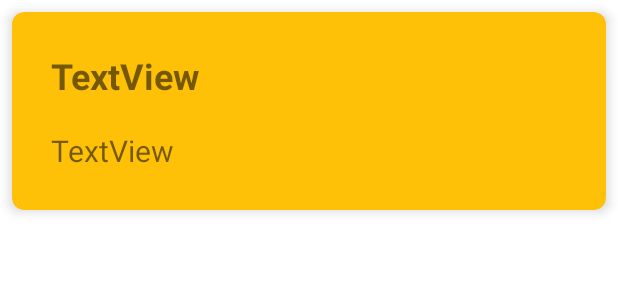
After one commit to MarkelCareaga/MerakiApp, an Android app: the layout caht_item.xml on its own in the app's theme, with its tools: preview values and no code run, on a phone screen of 412 x 824 dp. The commit adds this screen. Shown: the top 300 px of the screen. Run offline under Robolectric (Android 15) with nearby library versions, the phone set to English and light mode, and no system bars; Roboto replaces fonts that are not available here.

Commit message:
item de chat

```diff
--- /dev/null
+++ b/app/src/main/res/layout-sw600dp/caht_item.xml
@@ -0,0 +1,55 @@
+<?xml version="1.0" encoding="utf-8"?>
+<androidx.cardview.widget.CardView xmlns:android="http://schemas.android.com/apk/res/android"
+    xmlns:app="http://schemas.android.com/apk/res-auto"
+    xmlns:tools="http://schemas.android.com/tools"
+    android:id="@+id/cardView"
+    android:layout_width="match_parent"
+    android:layout_height="wrap_content"
+    android:layout_margin="8dp"
+    app:cardBackgroundColor="#FFC107"
+    app:cardCornerRadius="8dp"
+    app:cardElevation="5dp"
+    app:cardMaxElevation="7dp"
+    app:contentPadding="6dp">
+
+    <androidx.constraintlayout.widget.ConstraintLayout
+        android:layout_width="match_parent"
+        android:layout_height="match_parent">
+
+        <androidx.constraintlayout.widget.ConstraintLayout
+            android:layout_width="match_parent"
+            android:layout_height="wrap_content"
+            app:layout_constraintEnd_toEndOf="parent"
+            app:layout_constraintStart_toStartOf="parent"
+            app:layout_constraintTop_toTopOf="parent">
+
+            <TextView
+                android:id="@+id/nombreUsuario"
+                android:layout_width="wrap_content"
+                android:layout_height="wrap_content"
+                android:layout_marginStart="20dp"
+                android:layout_marginTop="20dp"
+                android:layout_marginBottom="20dp"
+                android:text="TextView"
+                android:textSize="48sp"
+                android:textStyle="bold"
+                app:layout_constraintBottom_toTopOf="@+id/mensaje"
+                app:layout_constraintStart_toStartOf="parent"
+                app:layout_constraintTop_toTopOf="parent" />
+
+            <TextView
+                android:id="@+id/mensaje"
+                android:layout_width="0dp"
+                android:layout_height="wrap_content"
+                android:layout_marginStart="20dp"
+                android:layout_marginEnd="20dp"
+                android:layout_marginBottom="20dp"
+                android:text="TextView"
+                android:textSize="34sp"
+                app:layout_constraintBottom_toBottomOf="parent"
+                app:layout_constraintEnd_toEndOf="parent"
+                app:layout_constraintStart_toStartOf="parent" />
+
+        </androidx.constraintlayout.widget.ConstraintLayout>
+    </androidx.constraintlayout.widget.ConstraintLayout>
+</androidx.cardview.widget.CardView>
--- /dev/null
+++ b/app/src/main/res/layout/caht_item.xml
@@ -0,0 +1,55 @@
+<?xml version="1.0" encoding="utf-8"?>
+<androidx.cardview.widget.CardView xmlns:android="http://schemas.android.com/apk/res/android"
+    xmlns:app="http://schemas.android.com/apk/res-auto"
+    xmlns:tools="http://schemas.android.com/tools"
+    android:id="@+id/cardView"
+    android:layout_width="match_parent"
+    android:layout_height="wrap_content"
+    android:layout_margin="8dp"
+    app:cardBackgroundColor="#FFC107"
+    app:cardCornerRadius="8dp"
+    app:cardElevation="5dp"
+    app:cardMaxElevation="7dp"
+    app:contentPadding="6dp">
+
+    <androidx.constraintlayout.widget.ConstraintLayout
+        android:layout_width="match_parent"
+        android:layout_height="match_parent">
+
+        <androidx.constraintlayout.widget.ConstraintLayout
+            android:layout_width="match_parent"
+            android:layout_height="wrap_content"
+            app:layout_constraintEnd_toEndOf="parent"
+            app:layout_constraintStart_toStartOf="parent"
+            app:layout_constraintTop_toTopOf="parent">
+
+            <TextView
+                android:id="@+id/nombreUsuario"
+                android:layout_width="wrap_content"
+                android:layout_height="wrap_content"
+                android:layout_marginStart="20dp"
+                android:layout_marginTop="20dp"
+                android:layout_marginBottom="20dp"
+                android:text="TextView"
+                android:textSize="24sp"
+                android:textStyle="bold"
+                app:layout_constraintBottom_toTopOf="@+id/mensaje"
+                app:layout_constraintStart_toStartOf="parent"
+                app:layout_constraintTop_toTopOf="parent" />
+
+            <TextView
+                android:id="@+id/mensaje"
+                android:layout_width="0dp"
+                android:layout_height="wrap_content"
+                android:layout_marginStart="20dp"
+                android:layout_marginEnd="20dp"
+                android:layout_marginBottom="20dp"
+                android:text="TextView"
+                android:textSize="20sp"
+                app:layout_constraintBottom_toBottomOf="parent"
+                app:layout_constraintEnd_toEndOf="parent"
+                app:layout_constraintStart_toStartOf="parent" />
+
+        </androidx.constraintlayout.widget.ConstraintLayout>
+    </androidx.constraintlayout.widget.ConstraintLayout>
+</androidx.cardview.widget.CardView>
```
Also changed, not shown: app/src/main/java/com/example/merakiapp/juegos/BadatozEstatuaActivity.kt (line endings or trailing spaces).
